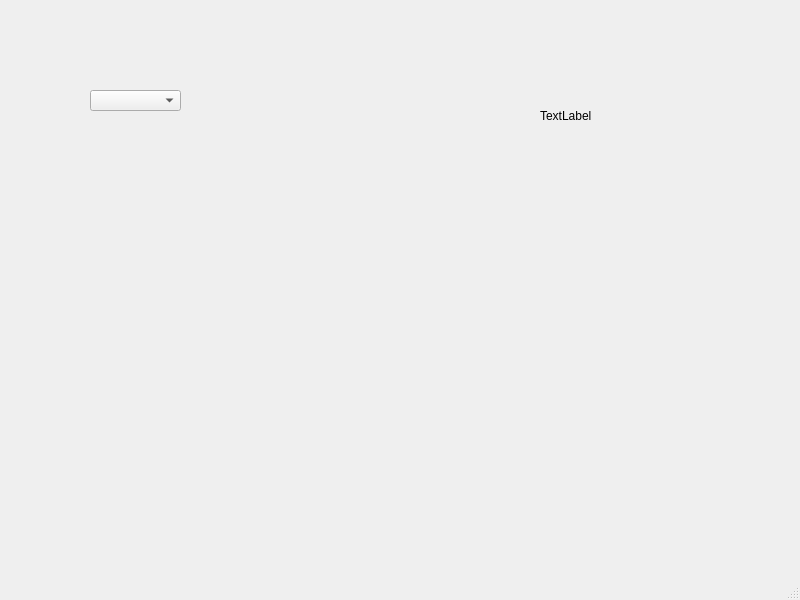
sangko-dgq/My-Qt-Test-Projects, file SerialPort_vscode_t001/mainwindow.ui: the form before one commit.
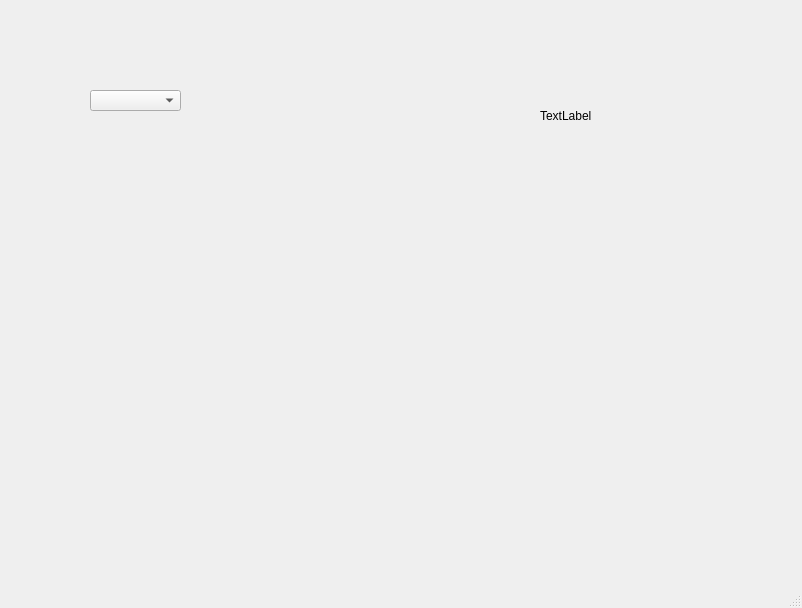
The form after the commit.

```diff
--- a/SerialPort_vscode_t001/mainwindow.ui
+++ b/SerialPort_vscode_t001/mainwindow.ui
@@ -6,8 +6,8 @@
    <rect>
     <x>0</x>
     <y>0</y>
-    <width>800</width>
-    <height>600</height>
+    <width>802</width>
+    <height>608</height>
    </rect>
   </property>
   <property name="windowTitle">
```
Left out of the diff: 2 changed lines with no effect on the pictures.
